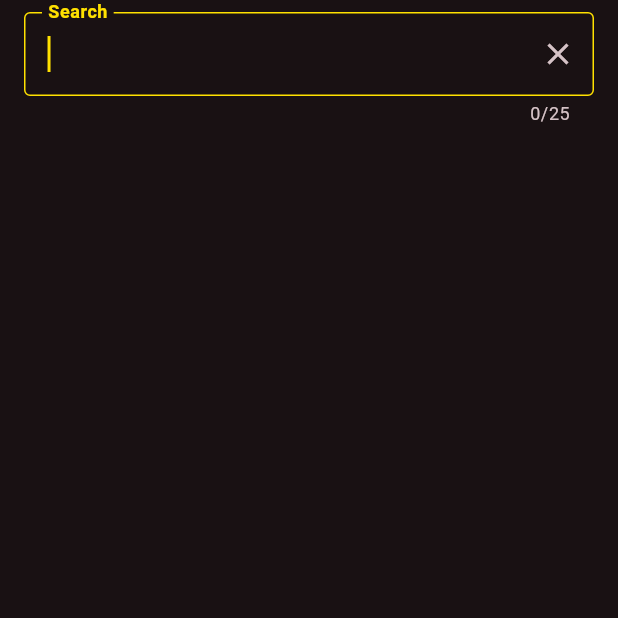
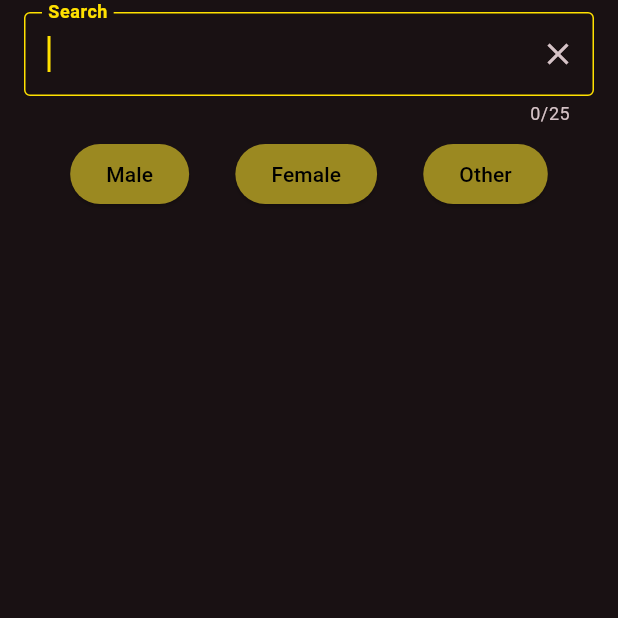
Before and after one commit to PopeTR/flutter-starwars, a Flutter app: the SearchScreen screen opened directly, on a phone screen of 412 x 824 dp, the top half of it. Run offline on Flutter 3.47's test engine with Material 2 defaults, Android fonts, the light colour scheme and no system bars; our stand-ins replace assets_audio_player, carousel_slider, graphql_flutter, lottie, transparent_image; network calls fail.

Commit message:
SW: adding tabs that work with search

```diff
--- a/lib/main.dart
+++ b/lib/main.dart
@@ -34,6 +34,9 @@ final theme = ThemeData(
       cursorColor: starWarsYellow,
       selectionHandleColor: starWarsYellow,
     ),
+    filledButtonTheme: const FilledButtonThemeData(
+        style: ButtonStyle(
+            backgroundColor: MaterialStatePropertyAll(starWarsYellow))),
     bottomNavigationBarTheme: const BottomNavigationBarThemeData(
       selectedLabelStyle: TextStyle(color: starWarsYellow),
       selectedItemColor: starWarsYellow,
--- a/lib/models/character.dart
+++ b/lib/models/character.dart
@@ -1,5 +1,6 @@
 class Character {
   final String name;
+  final String gender;
   final Species? species;
   final PersonStarshipsConnection? starshipConnection;
   final Planet? homeworld;
@@ -7,6 +8,7 @@ class Character {
 
   Character({
     required this.name,
+    required this.gender,
     this.species,
     this.starshipConnection,
     this.starships,
@@ -27,6 +29,7 @@ class Character {
 
     return Character(
       name: character['name'],
+      gender: character['gender'],
       species: character['species'] != null
           ? Species.fromJson(character['species'])
           : null,
--- a/lib/schemas/get_all_people.dart
+++ b/lib/schemas/get_all_people.dart
@@ -7,6 +7,7 @@ class GetAllPeopleSchema {
     totalCount
     people {
       name
+      gender
       species {
         classification
       }
--- a/lib/screens/search.dart
+++ b/lib/screens/search.dart
@@ -1,8 +1,10 @@
 import 'package:flutter/material.dart';
 import 'package:provider/provider.dart';
+import 'package:star_wars/main.dart';
 import 'package:star_wars/models/character.dart';
 import '../providers/characters_data.dart';
 import '../widgets/character_list_item.dart';
+import '../widgets/gender_filter_botton.dart';
 
 class SearchScreen extends StatefulWidget {
   const SearchScreen({super.key});
@@ -12,9 +14,12 @@ class SearchScreen extends StatefulWidget {
 }
 
 class _SearchScreenState extends State<SearchScreen> {
+  List<Character> allPeople = [];
   List<Character> filteredResults = [];
-  late List<Character> allPeople;
   final TextEditingController _searchController = TextEditingController();
+  bool isMaleToggle = false;
+  bool isFemaleToggle = false;
+  bool isOtherToggle = false;
 
   @override
   void didChangeDependencies() {
@@ -33,29 +38,83 @@ class _SearchScreenState extends State<SearchScreen> {
     });
   }
 
-  void filterResults(String query, List<Character> characters) {
+  void filterResults(String query) {
     setState(() {
-      filteredResults = characters
+      filteredResults = allPeople
           .where((character) =>
               character.name.toLowerCase().contains(query.toLowerCase()) ||
               character.homeworld!.name
                   .toLowerCase()
-                  .contains(query.toLowerCase()))
+                  .contains(query.toLowerCase()) ||
+              character.gender.toLowerCase().contains(query.toLowerCase()))
           .toList();
+
+      if (isMaleToggle) {
+        filteredResults = filterResultsByGender('male', filteredResults);
+      } else if (isFemaleToggle) {
+        filteredResults = filterResultsByGender('female', filteredResults);
+      } else if (isOtherToggle) {
+        filteredResults = filterResultsByGender('other', filteredResults);
+      }
+    });
+  }
+
+  List<Character> filterResultsByGender(
+      String gender, List<Character> characters) {
+    if (gender == 'other') {
+      return characters
+          .where((character) =>
+              character.gender.toLowerCase() != 'male' &&
+              character.gender.toLowerCase() != 'female')
+          .toList();
+    } else {
+      return characters
+          .where((character) => character.gender.toLowerCase() == gender)
+          .toList();
+    }
+  }
+
+  void filterByGender(String gender) {
+    setState(() {
+      if (gender == 'male') {
+        isMaleToggle = !isMaleToggle;
+        if (isMaleToggle) {
+          isFemaleToggle = false;
+          isOtherToggle = false;
+          filteredResults = filterResultsByGender('male', allPeople);
+        } else {
+          filteredResults = allPeople;
+        }
+      } else if (gender == 'female') {
+        isFemaleToggle = !isFemaleToggle;
+        if (isFemaleToggle) {
+          isMaleToggle = false;
+          isOtherToggle = false;
+          filteredResults = filterResultsByGender('female', allPeople);
+        } else {
+          filteredResults = allPeople;
+        }
+      } else if (gender == 'other') {
+        isOtherToggle = !isOtherToggle;
+        if (isOtherToggle) {
+          isMaleToggle = false;
+          isFemaleToggle = false;
+          filteredResults = filterResultsByGender('other', allPeople);
+        } else {
+          filteredResults = allPeople;
+        }
+      }
     });
   }
 
   void clearText() {
     setState(() {
       _searchController.clear();
+      isMaleToggle = false;
+      isFemaleToggle = false;
+      isOtherToggle = false;
       filteredResults = allPeople;
     });
-  }
-
-  @override
-  void dispose() {
-    _searchController.dispose();
-    super.dispose();
   }
 
   @override
@@ -68,12 +127,38 @@ class _SearchScreenState extends State<SearchScreen> {
             child: TextField(
               controller: _searchController,
               autofocus: true,
-              onChanged: (query) => filterResults(query, allPeople),
+              onChanged: filterResults,
               maxLength: 25,
               decoration: InputDecoration(
                   label: const Text("Search"),
                   suffixIcon: IconButton(
                       onPressed: clearText, icon: const Icon(Icons.clear))),
+            ),
+          ),
+          Padding(
+            padding: const EdgeInsets.fromLTRB(16, 8, 16, 0),
+            child: Row(
+              mainAxisAlignment: MainAxisAlignment.spaceEvenly,
+              children: [
+                GenderFilterButton(
+                  gender: 'male',
+                  label: 'Male',
+                  isActive: isMaleToggle,
+                  onPressed: () => filterByGender('male'),
+                ),
+                GenderFilterButton(
+                  gender: 'female',
+                  label: 'Female',
+                  isActive: isFemaleToggle,
+                  onPressed: () => filterByGender('female'),
+                ),
+                GenderFilterButton(
+                  gender: 'other',
+                  label: 'Other',
+                  isActive: isOtherToggle,
+                  onPressed: () => filterByGender('other'),
+                ),
+              ],
             ),
           ),
           const SizedBox(
--- /dev/null
+++ b/lib/widgets/gender_filter_botton.dart
@@ -0,0 +1,39 @@
+import 'package:flutter/material.dart';
+
+import '../main.dart';
+
+class GenderFilterButton extends StatelessWidget {
+  final String gender;
+  final String label;
+  final bool isActive;
+  final Function() onPressed;
+
+  const GenderFilterButton({
+    super.key,
+    required this.gender,
+    required this.label,
+    required this.isActive,
+    required this.onPressed,
+  });
+
+  @override
+  Widget build(BuildContext context) {
+    return ElevatedButton(
+      onPressed: onPressed,
+      style: ButtonStyle(
+        backgroundColor: MaterialStateProperty.resolveWith<Color>(
+          (Set<MaterialState> states) {
+            if (states.contains(MaterialState.pressed) || isActive) {
+              return starWarsYellow;
+            }
+            return transparentStarWarsYellow;
+          },
+        ),
+      ),
+      child: Text(
+        label,
+        style: const TextStyle(color: Colors.black),
+      ),
+    );
+  }
+}
--- a/pubspec.yaml
+++ b/pubspec.yaml
@@ -43,6 +43,7 @@ dependencies:
   lottie: ^2.4.0
   audioplayers: ^0.18.3
   assets_audio_player: ^3.0.6
+  flutter_riverpod: ^2.3.6
 
 dev_dependencies:
   flutter_test:
```
Also changed, not shown: pubspec.lock.
